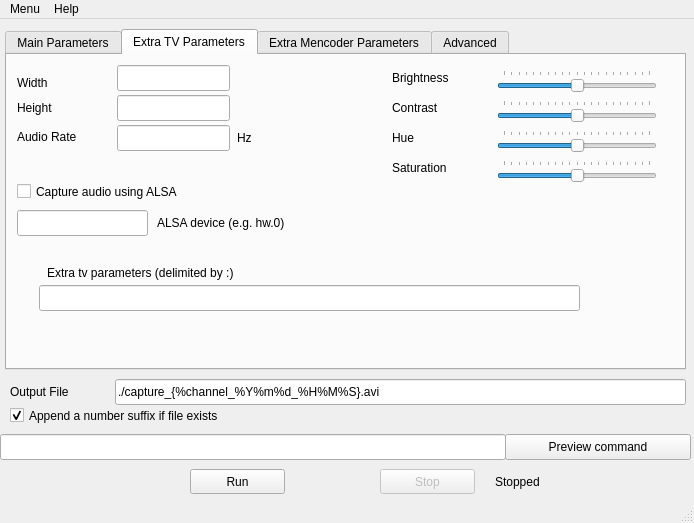
First picture: the form in ui/mtvcgui.ui, repository sbruno/mtvcgui, before the edit.
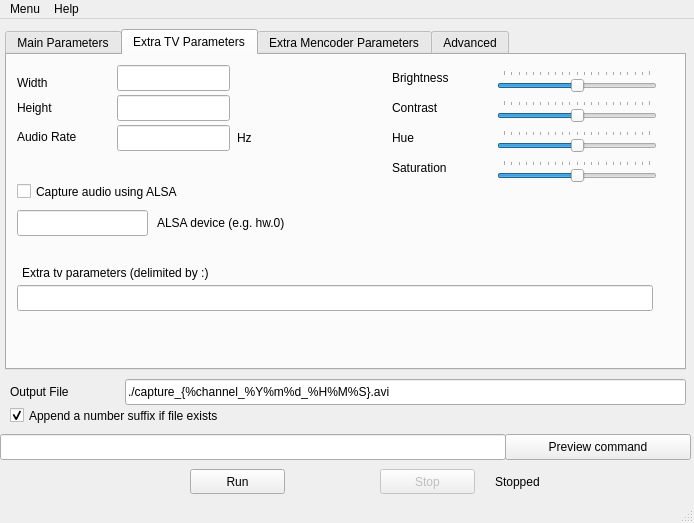
Second picture: the form after the edit. The open tabs and pages were chosen to show the change.

Commit message: Better alignment of some components

The edit to the form file:
```diff
--- a/ui/mtvcgui.ui
+++ b/ui/mtvcgui.ui
@@ -30,9 +30,9 @@
    <widget class="QLineEdit" name="outputfile">
     <property name="geometry">
      <rect>
-      <x>115</x>
+      <x>125</x>
       <y>360</y>
-      <width>571</width>
+      <width>561</width>
       <height>26</height>
      </rect>
     </property>
@@ -45,7 +45,7 @@
      <rect>
       <x>10</x>
       <y>365</y>
-      <width>101</width>
+      <width>111</width>
       <height>16</height>
      </rect>
     </property>
@@ -1150,7 +1150,7 @@
      <widget class="QLabel" name="label_10">
       <property name="geometry">
        <rect>
-        <x>40</x>
+        <x>15</x>
         <y>210</y>
         <width>521</width>
         <height>16</height>
@@ -1163,9 +1163,9 @@
      <widget class="QLineEdit" name="extratvparms">
       <property name="geometry">
        <rect>
-        <x>32</x>
+        <x>10</x>
         <y>230</y>
-        <width>541</width>
+        <width>636</width>
         <height>26</height>
        </rect>
       </property>
```
The commit also changes 1 other file.
